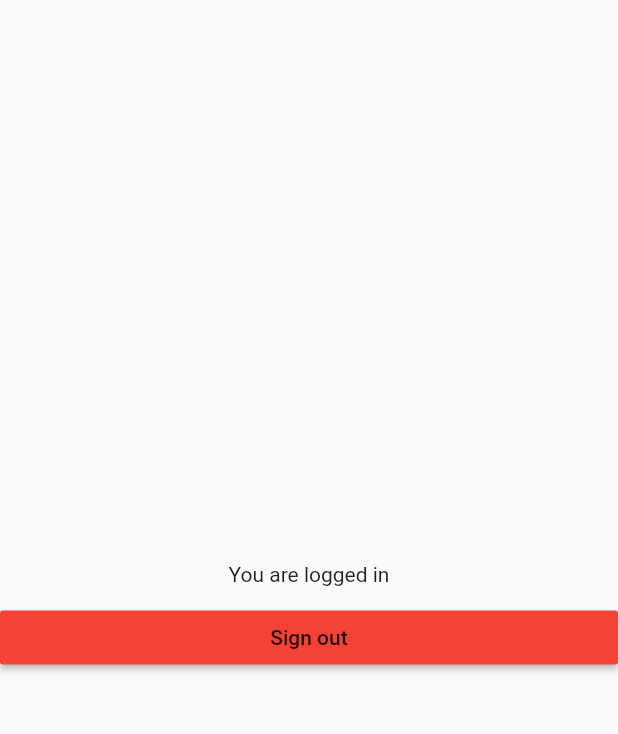
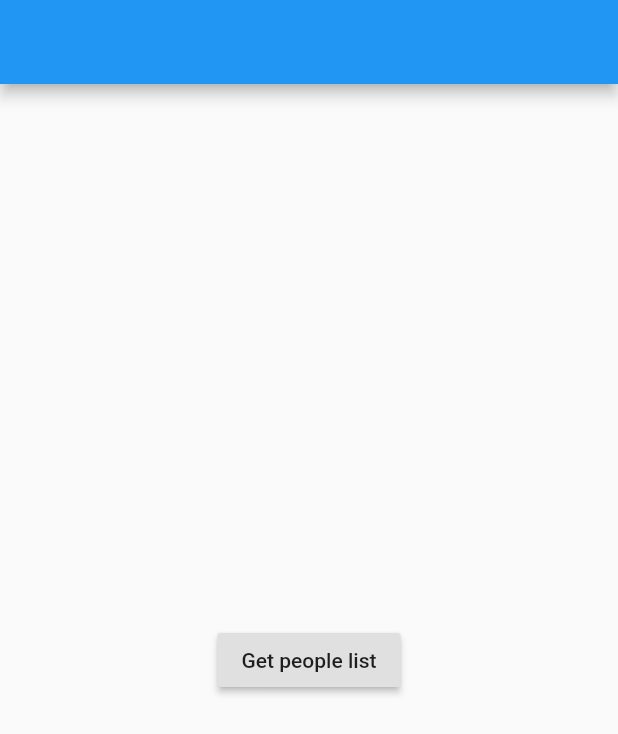
Before and after one commit to CoMatu/getteam4web, a Flutter app: the screen it shows once a user with an empty profile is signed in, on a phone screen of 412 x 824 dp. Shown: the top 734 px of the screen. Run offline on Flutter 3.47's test engine with Material 2 defaults, Android fonts, the phone set to English and light mode, and no system bars; our stand-ins replace dartz, equatable, firebase_auth, get_it; missing offline and left inert: dart:js_util, firebase; accounts and stored records are empty.

Commit message:
сделал авторизацию и доступ к базе

```diff
--- a/lib/presentation/pages/home_page.dart
+++ b/lib/presentation/pages/home_page.dart
@@ -1,5 +1,4 @@
 import 'package:flutter/material.dart';
-import 'package:getteam4web/core/auth/auth_service.dart';
 
 class HomePage extends StatefulWidget {
   @override
@@ -10,21 +9,19 @@ class _HomePageState extends State<HomePage> {
   @override
   Widget build(BuildContext context) {
     return Scaffold(
-      body: Column(
-        mainAxisAlignment: MainAxisAlignment.center,
-        children: <Widget>[
-          Text('You are logged in'),
-          SizedBox(height: 10.0),
-          RaisedButton(
-            onPressed: () {
-              AuthService().signOut();
-            },
-            child: Center(
-              child: Text('Sign out'),
-            ),
-            color: Colors.red,
-          )
-        ],
+      appBar: AppBar(),
+      body: Center(
+        child: RaisedButton(
+          onPressed: () async{
+/*            fs = firestore();
+            var res = await fs.collection('persons').get();
+            res.forEach((d) => print(d.data()));
+            */
+
+
+          },
+          child: Text('Get people list'),
+        ),
       ),
     );
   }
--- /dev/null
+++ b/lib/presentation/provider/people_model.dart
@@ -0,0 +1,15 @@
+import 'dart:collection';
+
+import 'package:flutter/cupertino.dart';
+import 'package:getteam4web/data/models/person_model.dart';
+
+class PeopleModel extends ChangeNotifier {
+  final List<PersonModel> _people = [];
+
+  UnmodifiableListView<PersonModel> get people => UnmodifiableListView(_people);
+
+  void add(PersonModel person) {
+    _people.add(person);
+    notifyListeners();
+  }
+}
--- a/pubspec.yaml
+++ b/pubspec.yaml
@@ -33,6 +33,7 @@ dependencies:
   firebase: ^7.1.0
   firebase_auth: ^0.15.2
   get_it: ^3.0.3
+  provider: ^3.2.0
 
 dev_dependencies:
   flutter_test:
```
Also changed, not shown: lib/data/datasourses/remote_data_source.dart (+6 -5 lines), lib/injection_container.dart (+12 -0 lines), lib/main.dart (+10 -1 lines), pubspec.lock.
